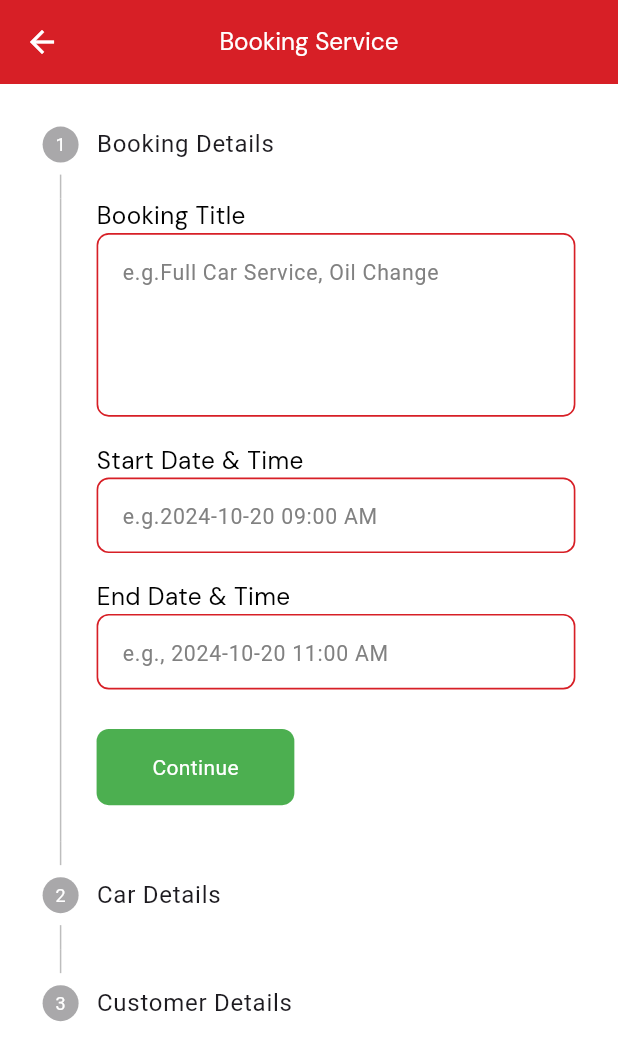
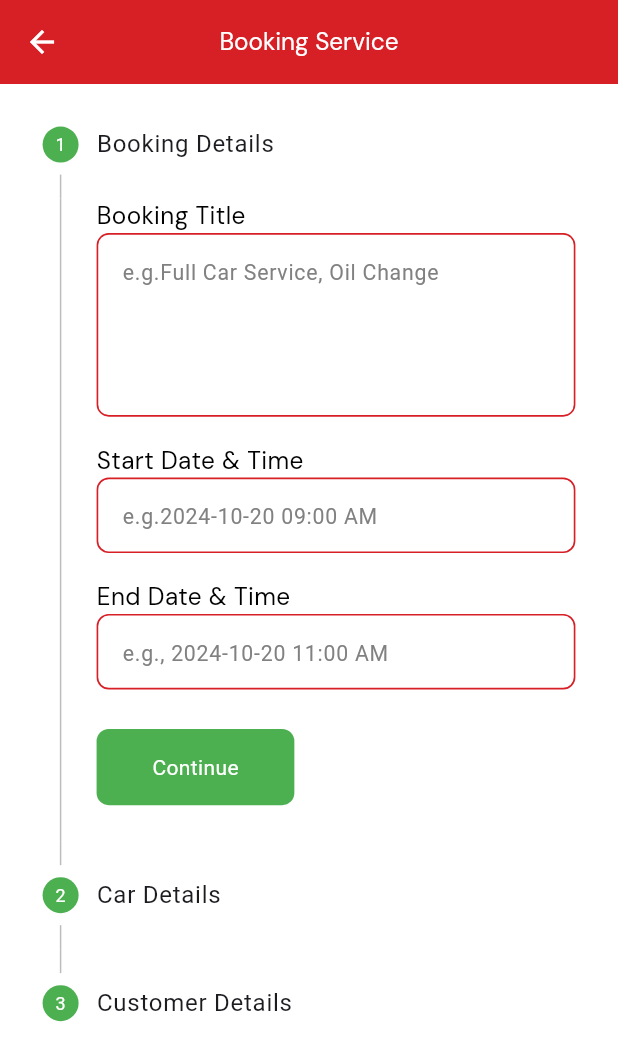
Before and after one commit to developerSajib88/Car-Workshop, a Flutter app: the BookServiceScreen screen opened directly, on a phone screen of 412 x 824 dp. Shown: the top 1061 px of the screen. Run offline on Flutter 3.47's test engine with Material 3 defaults, Android fonts, the phone set to English and light mode, and no system bars; our stand-ins replace cloud_firestore, equatable, firebase_core, flutter_animate, flutter_hooks, flutter_screenutil and 8 more; accounts and stored records are empty.

Commit message:
Booking step icon color change.

```diff
--- a/lib/features/admin/book_services/book_service_screen.dart
+++ b/lib/features/admin/book_services/book_service_screen.dart
@@ -39,7 +39,6 @@ class BookServiceScreen extends HookConsumerWidget {
         color: ColorPalates.defaultWhite,
         child: Stepper(
             currentStep: adminState.stepNumber,
-            onStepTapped: (index)=> adminCtrl.bookingStepUpdate(step: index),
             controlsBuilder: (context,_){
               return Container();
             },
@@ -47,17 +46,20 @@ class BookServiceScreen extends HookConsumerWidget {
 
               Step(
                   title: Text("Booking Details"),
+                  stepStyle: StepStyle(color: Colors.green),
                   content: BookingStep1()
               ),
 
               Step(
                   title: Text("Car Details"),
+                  stepStyle: StepStyle(color: Colors.green),
                   content: BookingStep2()
               ),
 
 
               Step(
                   title: Text("Customer Details"),
+                  stepStyle: StepStyle(color: Colors.green),
                   content: BookingStep3()
               ),
 
```
